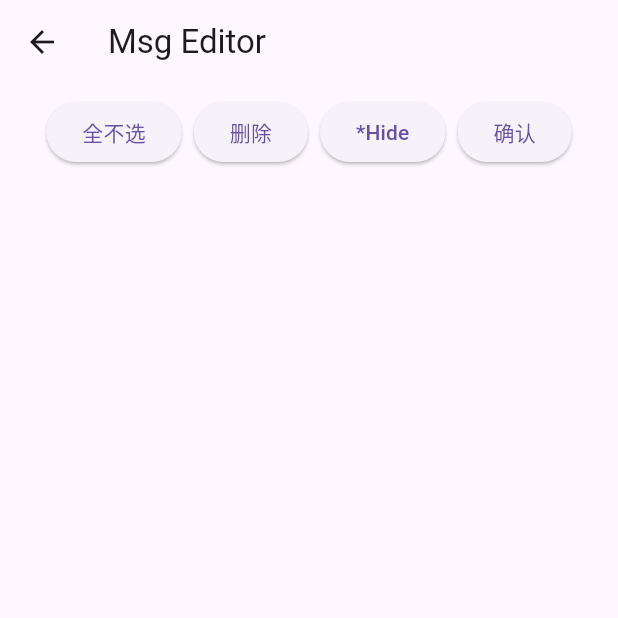
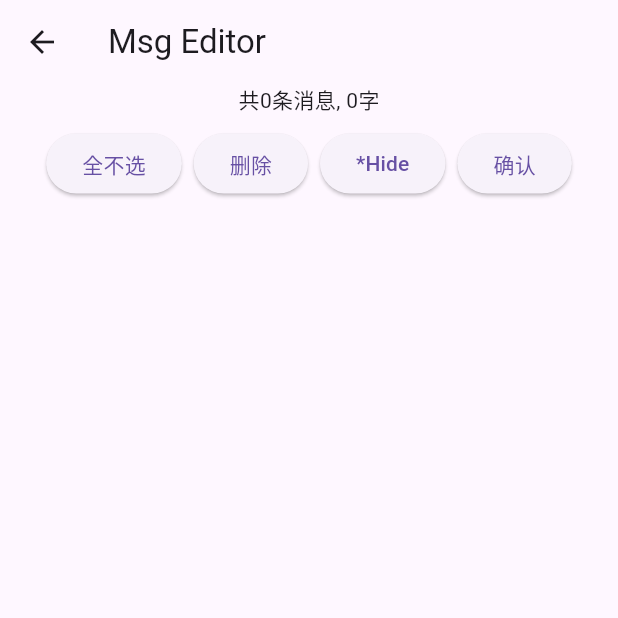
Before and after one commit to k96e/MisonoTalk, a Flutter app: the MsgEditor screen opened directly with empty values, on a phone screen of 412 x 824 dp, the top half of it. Run offline on Flutter 3.47's test engine with Material 3 defaults, Android fonts, the phone set to English and light mode, and no system bars; our stand-ins replace dio, file_picker, flutter_local_notifications, permission_handler, shared_preferences; missing offline and left inert: eventflux, webdav_client, window_manager; accounts and stored records are empty.

Commit message:
word count

```diff
--- a/lib/main.dart
+++ b/lib/main.dart
@@ -721,10 +721,13 @@ class MainPageState extends State<MainPage> with WidgetsBindingObserver{
                   });
                   snackBarAlert(context, "ExtPrompt ${externalPrompt?"on":"off"}");
                 }else if (value == 'Msgs') {
+                  int promptLength = (await getPrompt(withExternal: externalPrompt)).length;
+                  if(!context.mounted) return;
                   Navigator.push(
                     context,
                     MaterialPageRoute(
-                      builder: (context) => MsgEditor(msgs: messages)
+                      builder: (context) => MsgEditor(msgs: messages,
+                      promptLength: promptLength,)
                     )
                   ).then((msgs){
                     if(msgs!=null){
--- a/lib/msgeditor.dart
+++ b/lib/msgeditor.dart
@@ -3,7 +3,8 @@ import 'utils.dart' show Message, copyMsgs;
 
 class MsgEditor extends StatefulWidget {
   final List<Message> msgs;
-  const MsgEditor({super.key, required this.msgs});
+  final int promptLength;
+  const MsgEditor({super.key, required this.msgs, required this.promptLength});
 
   @override
   MsgEditorState createState() => MsgEditorState();
@@ -19,6 +20,22 @@ class MsgEditorState extends State<MsgEditor> {
     msgs = copyMsgs(widget.msgs);
     selected = List.filled(msgs.length, false, growable: true);
     super.initState();
+  }
+
+  int wordCount(){
+    if (msgs.isEmpty) return 0;
+    return msgs.map((msg){
+      switch(msg.type){
+        case Message.user:
+        case Message.assistant:
+        case Message.system:
+          return msg.message.length;
+        case Message.timestamp:
+          return 28;
+        default:
+          return 0;
+      }
+    }).reduce((a,b)=>a+b);
   }
 
   String typeDesc(int type){
@@ -39,7 +56,11 @@ class MsgEditorState extends State<MsgEditor> {
       ),
       body: Column(
         children: <Widget>[
-          Padding(padding: const EdgeInsets.all(8.0),
+          Center(
+            child: Text('共${msgs.length}条消息, ${widget.promptLength+wordCount()}字')
+          ),
+          Padding(
+            padding: const EdgeInsets.all(8.0),
             child: Row(
               mainAxisAlignment: MainAxisAlignment.center,
               children: [
@@ -138,5 +159,4 @@ class MsgEditorState extends State<MsgEditor> {
       )
     );
   }
-
 }
```
Lines whose indentation alone changed are shown as unchanged.
